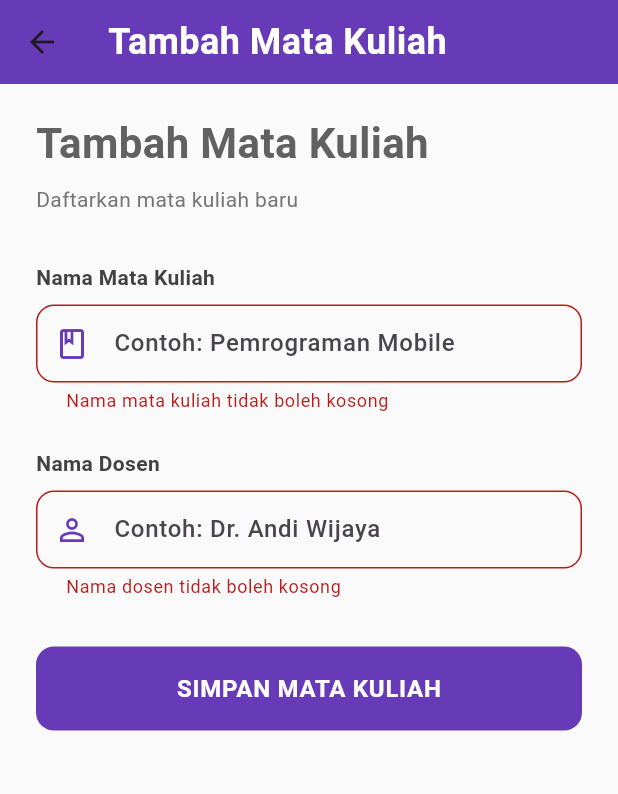
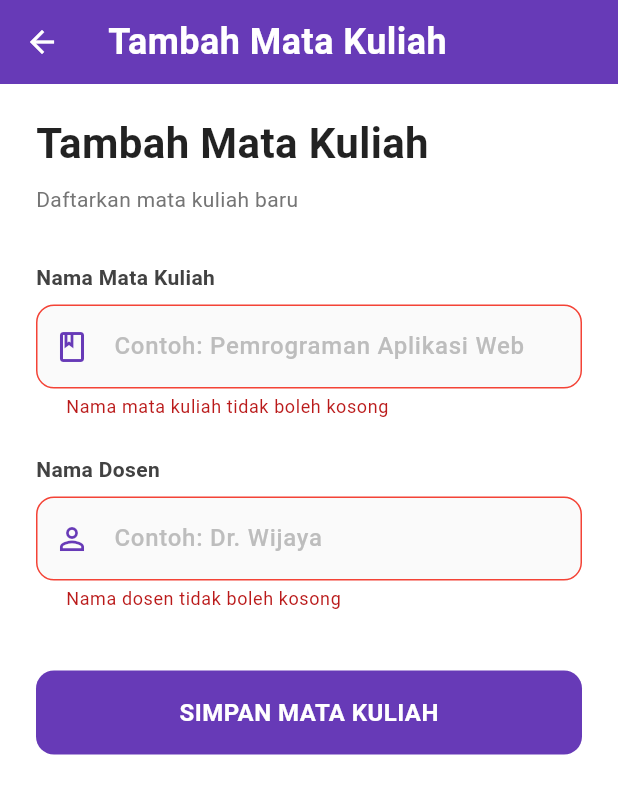
Before and after one commit to JovanNathanielJie/tugas_individu_flutter_firebase, a Flutter app: the AddCourseScreen screen opened by its route, after a tap on "SIMPAN MATA KULIAH", on a phone screen of 412 x 824 dp. Shown: the top 794 px of the screen. Run offline on Flutter 3.47's test engine with Material 3 defaults, Android fonts, the phone set to English and light mode, and no system bars; our stand-ins replace firebase_core, firebase_database; accounts and stored records are empty.

Commit message:
memperbaiki tampilan

```diff
--- a/lib/screens/add_course_screen.dart
+++ b/lib/screens/add_course_screen.dart
@@ -23,19 +23,12 @@ class _AddCourseScreenState extends State<AddCourseScreen> {
     super.dispose();
   }
 
-  String? _validateCourseName(String value) {
-    if (value.isEmpty) {
-      return null; // Don't show error while typing
-    } else if (value.length < 3) {
-      return 'Minimal 3 karakter';
+  // Validasi disederhanakan agar lebih ringan
+  String? _validateInput(String? value, String fieldName) {
+    if (value == null || value.isEmpty) {
+      return '$fieldName tidak boleh kosong';
     }
-    return null;
-  }
-
-  String? _validateLecturer(String value) {
-    if (value.isEmpty) {
-      return null;
-    } else if (value.length < 3) {
+    if (value.length < 3) {
       return 'Minimal 3 karakter';
     }
     return null;
@@ -43,12 +36,9 @@ class _AddCourseScreenState extends State<AddCourseScreen> {
 
   Future<void> _addCourse() async {
     if (_formKey.currentState!.validate()) {
-      setState(() {
-        _isLoading = true;
-      });
+      setState(() => _isLoading = true);
 
       try {
-        // Add timeout to prevent hanging
         await _firebaseService
             .addCourse(
               _courseNameController.text.trim(),
@@ -56,9 +46,7 @@ class _AddCourseScreenState extends State<AddCourseScreen> {
             )
             .timeout(
               const Duration(seconds: 15),
-              onTimeout: () {
-                throw TimeoutException('Connection timeout. Please check your internet.');
-              },
+              onTimeout: () => throw TimeoutException('Koneksi timeout. Silakan cek internet Anda.'),
             );
 
         if (mounted) {
@@ -70,32 +58,17 @@ class _AddCourseScreenState extends State<AddCourseScreen> {
           );
           Navigator.pop(context);
         }
-      } on TimeoutException catch (e) {
-        if (mounted) {
-          ScaffoldMessenger.of(context).showSnackBar(
-            SnackBar(
-              content: Text(e.message ?? 'Request timeout'),
-              duration: const Duration(seconds: 3),
-              backgroundColor: Colors.red,
-            ),
-          );
-        }
       } catch (e) {
         if (mounted) {
           ScaffoldMessenger.of(context).showSnackBar(
             SnackBar(
-              content: Text('Error: $e'),
-              duration: const Duration(seconds: 3),
+              content: Text(e is TimeoutException ? e.message! : 'Error: $e'),
               backgroundColor: Colors.red,
             ),
           );
         }
       } finally {
-        if (mounted) {
-          setState(() {
-            _isLoading = false;
-          });
-        }
+        if (mounted) setState(() => _isLoading = false);
       }
     }
   }
@@ -103,13 +76,16 @@ class _AddCourseScreenState extends State<AddCourseScreen> {
   @override
   Widget build(BuildContext context) {
     return Scaffold(
+      backgroundColor: Colors.white, // Pastikan background bersih
       appBar: AppBar(
-        title: const Text('Tambah Mata Kuliah'),
+        title: const Text('Tambah Mata Kuliah', style: TextStyle(color: Colors.white)),
         backgroundColor: Colors.deepPurple,
         elevation: 0,
+        iconTheme: const IconThemeData(color: Colors.white),
       ),
       body: Form(
         key: _formKey,
+        autovalidateMode: AutovalidateMode.onUserInteraction,
         child: SingleChildScrollView(
           padding: const EdgeInsets.symmetric(horizontal: 24, vertical: 20),
           child: Column(
@@ -117,169 +93,108 @@ class _AddCourseScreenState extends State<AddCourseScreen> {
             children: [
               const Text(
                 'Tambah Mata Kuliah',
-                style: TextStyle(
-                  fontSize: 28,
-                  fontWeight: FontWeight.bold,
-                ),
+                style: TextStyle(fontSize: 28, fontWeight: FontWeight.bold, color: Colors.black87),
               ),
               const SizedBox(height: 8),
               Text(
                 'Daftarkan mata kuliah baru',
-                style: TextStyle(
-                  fontSize: 14,
-                  color: Colors.grey[600],
+                style: TextStyle(fontSize: 14, color: Colors.grey[600]),
+              ),
+              const SizedBox(height: 32),
+
+              _buildLabel('Nama Mata Kuliah'),
+              const SizedBox(height: 8),
+              _buildTextField(
+                controller: _courseNameController,
+                hint: 'Contoh: Pemrograman Aplikasi Web',
+                icon: Icons.book_outlined,
+                validator: (v) => _validateInput(v, 'Nama mata kuliah'),
+              ),
+
+              const SizedBox(height: 24),
+
+              _buildLabel('Nama Dosen'),
+              const SizedBox(height: 8),
+              _buildTextField(
+                controller: _lecturerController,
+                hint: 'Contoh: Dr. Wijaya',
+                icon: Icons.person_outline,
+                validator: (v) => _validateInput(v, 'Nama dosen'),
+              ),
+
+              const SizedBox(height: 40),
+              _buildSubmitButton(),
+            ],
           ),
         ),
-              const SizedBox(height: 32),
-              Text(
-                'Nama Mata Kuliah',
-                style: TextStyle(
-                  fontSize: 14,
-                  fontWeight: FontWeight.w600,
-                  color: Colors.grey[800],
       ),
-              ),
-              const SizedBox(height: 8),
-              ValueListenableBuilder<TextEditingValue>(
-                valueListenable: _courseNameController,
-                builder: (context, value, child) {
-                  final error = _validateCourseName(value.text);
-                  final isValid = error == null && value.text.isNotEmpty;
+    );
+  }
 
+  Widget _buildLabel(String text) {
+    return Text(
+      text,
+      style: TextStyle(fontSize: 14, fontWeight: FontWeight.w600, color: Colors.grey[800]),
+    );
+  }
+
+  Widget _buildTextField({
+    required TextEditingController controller,
+    required String hint,
+    required IconData icon,
+    required String? Function(String?) validator,
+  }) {
     return TextFormField(
-                    controller: _courseNameController,
+      controller: controller,
+      validator: validator,
+      style: const TextStyle(color: Colors.black87, fontSize: 16),
       decoration: InputDecoration(
-                      hintText: 'Contoh: Pemrograman Mobile',
+        hintText: hint,
+        hintStyle: TextStyle(color: Colors.grey[400]),
+        filled: true,
+        fillColor: Colors.grey[50],
+        prefixIcon: Icon(icon, color: Colors.deepPurple),
+        contentPadding: const EdgeInsets.symmetric(horizontal: 16, vertical: 16),
         border: OutlineInputBorder(
           borderRadius: BorderRadius.circular(12),
-                        borderSide: BorderSide(color: Colors.grey[300]!, width: 1),
+          borderSide: BorderSide(color: Colors.grey[300]!),
         ),
         enabledBorder: OutlineInputBorder(
           borderRadius: BorderRadius.circular(12),
-                        borderSide: BorderSide(
-                          color: error != null ? Colors.red : Colors.grey[300]!,
-                          width: 1,
-                        ),
+          borderSide: BorderSide(color: Colors.grey[300]!),
         ),
         focusedBorder: OutlineInputBorder(
           borderRadius: BorderRadius.circular(12),
-                        borderSide: BorderSide(
-                          color: error != null ? Colors.red : Colors.deepPurple,
-                          width: 2,
+          borderSide: const BorderSide(color: Colors.deepPurple, width: 2),
+        ),
+        errorBorder: OutlineInputBorder(
+          borderRadius: BorderRadius.circular(12),
+          borderSide: const BorderSide(color: Colors.red, width: 1),
         ),
       ),
-                      prefixIcon: const Icon(Icons.book_outlined, color: Colors.deepPurple),
-                      suffixIcon: isValid
-                          ? const Icon(Icons.check_circle, color: Colors.green)
-                          : null,
-                      contentPadding: const EdgeInsets.symmetric(horizontal: 16, vertical: 14),
-                      errorText: error,
-                    ),
-                    validator: (value) {
-                      if (value == null || value.isEmpty) {
-                        return 'Nama mata kuliah tidak boleh kosong';
+    );
   }
-                      if (value.length < 3) {
-                        return 'Minimal 3 karakter';
-                      }
-                      return null;
-                    },
-                  );
-                },
-              ),
-              const SizedBox(height: 24),
-              Text(
-                'Nama Dosen',
-                style: TextStyle(
-                  fontSize: 14,
-                  fontWeight: FontWeight.w600,
-                  color: Colors.grey[800],
-                ),
-              ),
-              const SizedBox(height: 8),
-              ValueListenableBuilder<TextEditingValue>(
-                valueListenable: _lecturerController,
-                builder: (context, value, child) {
-                  final error = _validateLecturer(value.text);
-                  final isValid = error == null && value.text.isNotEmpty;
 
-                  return TextFormField(
-                    controller: _lecturerController,
-                    decoration: InputDecoration(
-                      hintText: 'Contoh: Dr. Andi Wijaya',
-                      border: OutlineInputBorder(
-                        borderRadius: BorderRadius.circular(12),
-                        borderSide: BorderSide(color: Colors.grey[300]!, width: 1),
-                      ),
-                      enabledBorder: OutlineInputBorder(
-                        borderRadius: BorderRadius.circular(12),
-                        borderSide: BorderSide(
-                          color: error != null ? Colors.red : Colors.grey[300]!,
-                          width: 1,
-                        ),
-                      ),
-                      focusedBorder: OutlineInputBorder(
-                        borderRadius: BorderRadius.circular(12),
-                        borderSide: BorderSide(
-                          color: error != null ? Colors.red : Colors.deepPurple,
-                          width: 2,
-                        ),
-                      ),
-                      prefixIcon: const Icon(Icons.person_outline, color: Colors.deepPurple),
-                      suffixIcon: isValid
-                          ? const Icon(Icons.check_circle, color: Colors.green)
-                          : null,
-                      contentPadding: const EdgeInsets.symmetric(horizontal: 16, vertical: 14),
-                      errorText: error,
-                    ),
-                    validator: (value) {
-                      if (value == null || value.isEmpty) {
-                        return 'Nama dosen tidak boleh kosong';
-                      }
-                      if (value.length < 3) {
-                        return 'Minimal 3 karakter';
-                      }
-                      return null;
-                    },
-                  );
-                },
-              ),
-              const SizedBox(height: 32),
-              SizedBox(
+  Widget _buildSubmitButton() {
+    return SizedBox(
       width: double.infinity,
       height: 56,
       child: ElevatedButton(
         onPressed: _isLoading ? null : _addCourse,
         style: ElevatedButton.styleFrom(
           backgroundColor: Colors.deepPurple,
-                    shape: RoundedRectangleBorder(
-                      borderRadius: BorderRadius.circular(12),
-                    ),
+          shape: RoundedRectangleBorder(borderRadius: BorderRadius.circular(12)),
           elevation: 0,
         ),
         child: _isLoading
             ? const SizedBox(
-                          height: 20,
-                          width: 20,
-                          child: CircularProgressIndicator(
-                            valueColor: AlwaysStoppedAnimation<Color>(Colors.white),
-                            strokeWidth: 2,
-                          ),
+                height: 24,
+                width: 24,
+                child: CircularProgressIndicator(color: Colors.white, strokeWidth: 2),
               )
             : const Text(
                 'SIMPAN MATA KULIAH',
-                          style: TextStyle(
-                            fontSize: 16,
-                            fontWeight: FontWeight.bold,
-                            color: Colors.white,
-                            letterSpacing: 0.5,
-                          ),
-                        ),
-                ),
-              ),
-              const SizedBox(height: 16),
-            ],
-          ),
+                style: TextStyle(fontSize: 16, fontWeight: FontWeight.bold, color: Colors.white),
               ),
       ),
     );
--- a/lib/screens/add_note_screen.dart
+++ b/lib/screens/add_note_screen.dart
@@ -122,7 +122,6 @@ class _AddNoteScreenState extends State<AddNoteScreen> {
       });
 
       try {
-        // Add timeout to prevent hanging
         await _firebaseService
             .addNote(
               _selectedCourse!.id,
@@ -209,7 +208,6 @@ class _AddNoteScreenState extends State<AddNoteScreen> {
                       ),
                     ),
                     const SizedBox(height: 32),
-                    // Course Selection
                     Text(
                       'Mata Kuliah',
                       style: TextStyle(
```
Lines whose indentation alone changed are shown as unchanged.
